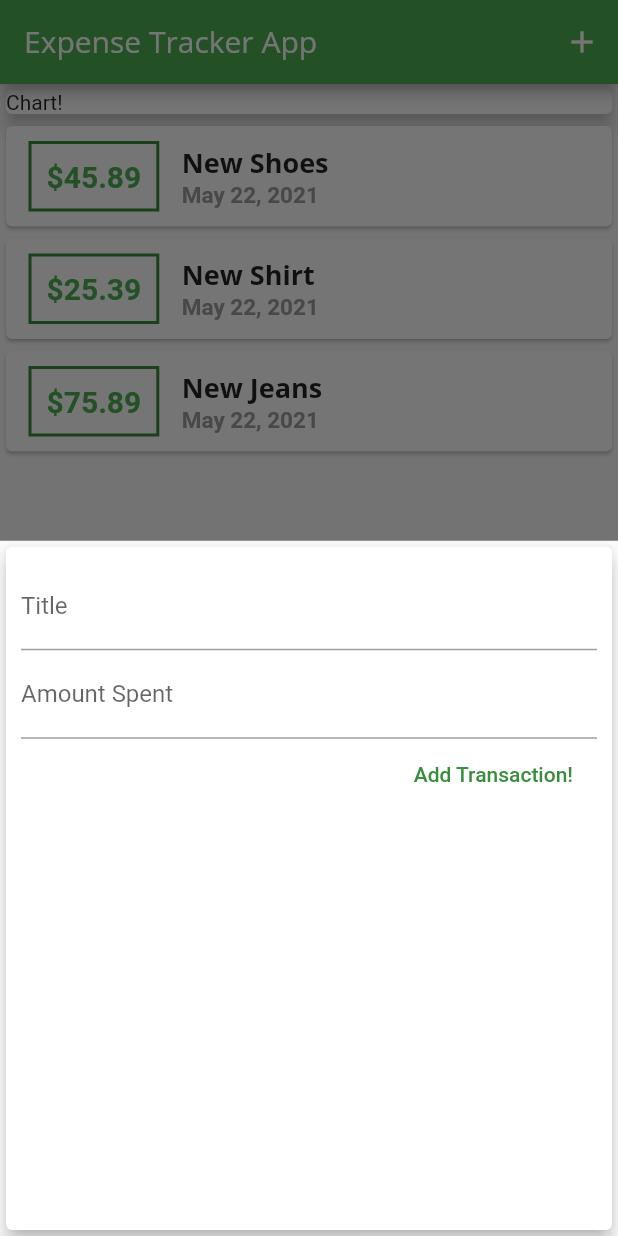
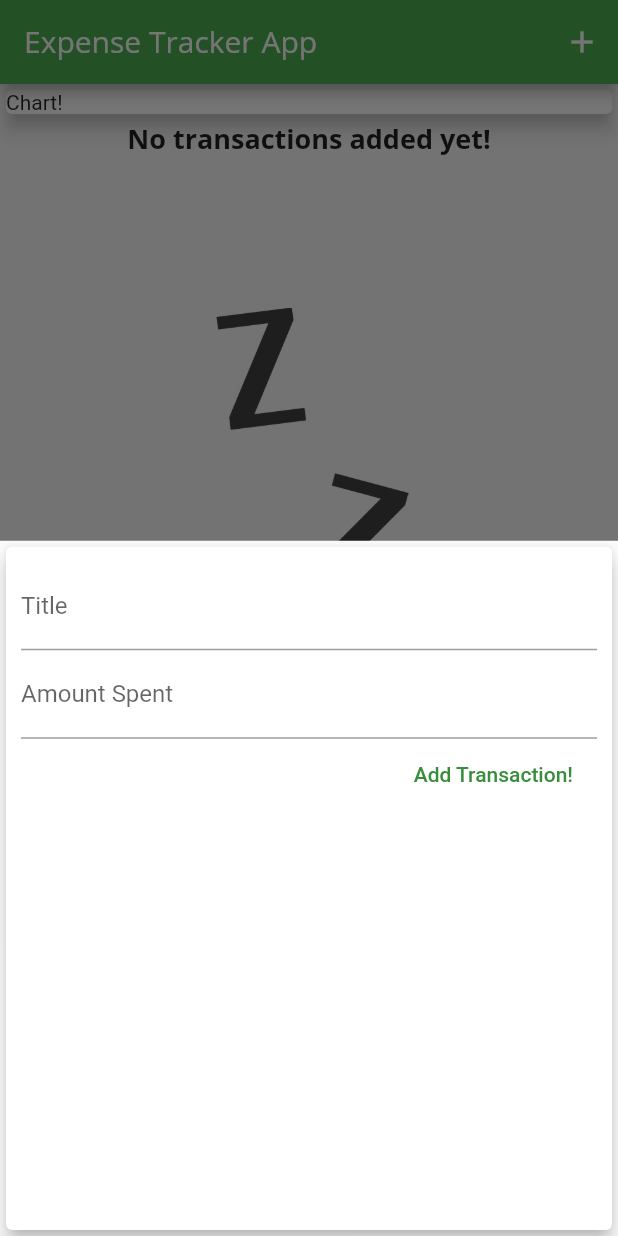
Before and after one commit to arshrangi/flutter_expense_tracker, a Flutter app: the screen it shows after launch, after a tap on the "add" icon, on a phone screen of 412 x 824 dp. Run offline on Flutter 3.47's test engine with Material 2 defaults, Android fonts, the phone set to English and light mode, and no system bars.

Commit message:
add empty state login and sample image

```diff
--- a/lib/main.dart
+++ b/lib/main.dart
@@ -39,12 +39,12 @@ class MyHomePage extends StatefulWidget {
 
 class _MyHomePageState extends State<MyHomePage> {
   final List<Transaction> _userTransactions = [
-    Transaction(
-        id: 't1', title: 'New Shoes', amount: 45.89, date: DateTime.now()),
-    Transaction(
-        id: 't2', title: 'New Shirt', amount: 25.39, date: DateTime.now()),
-    Transaction(
-        id: 't3', title: 'New Jeans', amount: 75.89, date: DateTime.now()),
+    // Transaction(
+    //     id: 't1', title: 'New Shoes', amount: 45.89, date: DateTime.now()),
+    // Transaction(
+    //     id: 't2', title: 'New Shirt', amount: 25.39, date: DateTime.now()),
+    // Transaction(
+    //     id: 't3', title: 'New Jeans', amount: 75.89, date: DateTime.now()),
   ];
 
   void _addNewUserTranasaction(String title, double amount) {
--- a/lib/widgets/transaction_list.dart
+++ b/lib/widgets/transaction_list.dart
@@ -12,15 +12,32 @@ class TransactionList extends StatelessWidget {
   Widget build(BuildContext context) {
     return Container(
       height: 500,
-      child: ListView.builder(
+      child: transactions.isEmpty
+          ? Column(
+              children: <Widget>[
+                Text('No transactions added yet!',
+                    style: Theme.of(context).textTheme.title),
+                SizedBox(height: 100),
+                Container(
+                    height: 300,
+                    child: Image.asset(
+                      'assets/images/waiting.png',
+                      fit: BoxFit.cover,
+                    )),
+              ],
+            )
+          : ListView.builder(
               itemBuilder: (ctx, index) {
                 return Card(
                   child: Row(
                     children: <Widget>[
                       Container(
-                  margin: EdgeInsets.symmetric(vertical: 10, horizontal: 15),
+                        margin:
+                            EdgeInsets.symmetric(vertical: 10, horizontal: 15),
                         decoration: BoxDecoration(
-                    border: Border.all(color: Theme.of(context).primaryColorDark, width: 2),
+                          border: Border.all(
+                              color: Theme.of(context).primaryColorDark,
+                              width: 2),
                         ),
                         padding: EdgeInsets.all(10),
                         child: Text(
--- a/pubspec.yaml
+++ b/pubspec.yaml
@@ -47,9 +47,9 @@ flutter:
   uses-material-design: true
 
   # To add assets to your application, add an assets section, like this:
-  # assets:
-  #   - images/a_dot_burr.jpeg
-  #   - images/a_dot_ham.jpeg
+  assets:
+    - assets/images/waiting.png
+    # - images/a_dot_ham.jpeg
 
   # An image asset can refer to one or more resolution-specific "variants", see
   # https://flutter.dev/assets-and-images/#resolution-aware.
```
Also changed, not shown: assets/images/waiting.png (added). Lines whose indentation alone changed are shown as unchanged.
